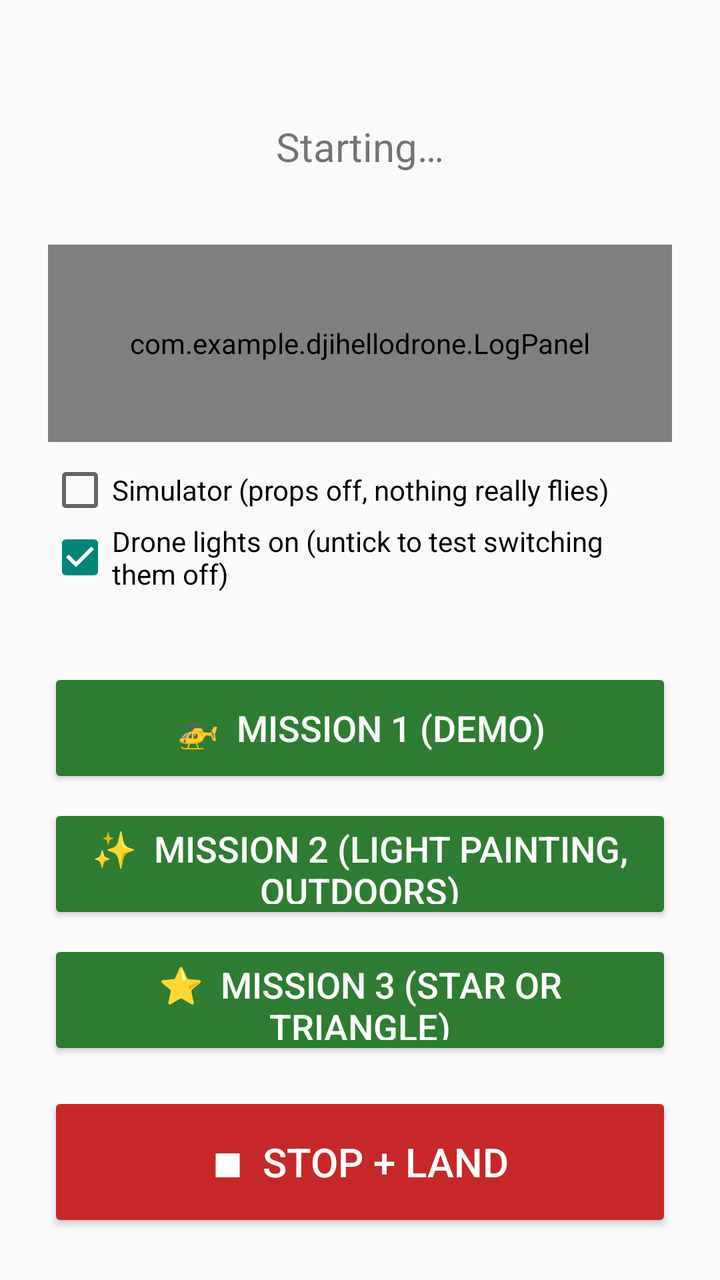
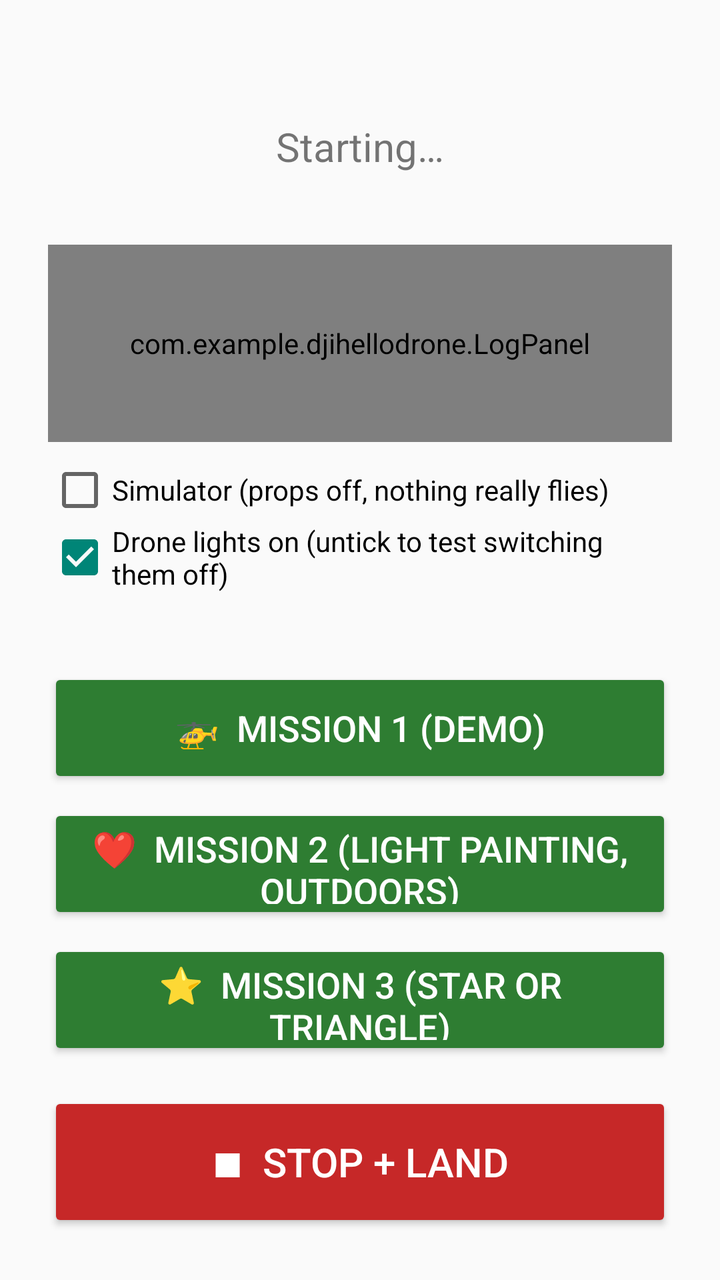

Compare the two renders of this Android layout. The source of the first and the diff that turns it into the second are given below.
<!-- AndroidManifest.xml: application theme android:Theme.Material.Light -->
<!-- res/layout/activity_main.xml -->
<?xml version="1.0" encoding="utf-8"?>
<LinearLayout xmlns:android="http://schemas.android.com/apk/res/android"
    android:layout_width="match_parent"
    android:layout_height="match_parent"
    android:orientation="vertical"
    android:padding="24dp"
    android:gravity="center_horizontal">

    <TextView
        android:id="@+id/statusText"
        android:layout_width="match_parent"
        android:layout_height="0dp"
        android:layout_weight="1"
        android:gravity="center"
        android:textSize="20sp"
        android:text="Starting…" />

    <com.example.djihellodrone.LogPanel
        android:id="@+id/logPanel"
        android:layout_width="match_parent"
        android:layout_height="0dp"
        android:layout_weight="1"
        android:layout_marginBottom="8dp"
        android:background="#ECEFF1" />

    <CheckBox
        android:id="@+id/simulatorCheck"
        android:layout_width="match_parent"
        android:layout_height="wrap_content"
        android:text="Simulator (props off, nothing really flies)" />

    <CheckBox
        android:id="@+id/lightsCheck"
        android:layout_width="match_parent"
        android:layout_height="wrap_content"
        android:layout_marginBottom="8dp"
        android:checked="true"
        android:text="Drone lights on (untick to test switching them off)" />

    
    <TextView
        android:id="@+id/hintText"
        android:layout_width="match_parent"
        android:layout_height="wrap_content"
        android:layout_marginBottom="8dp"
        android:gravity="center"
        android:textSize="16sp"
        android:textStyle="bold" />

    <Button
        android:id="@+id/mission1Button"
        android:layout_width="match_parent"
        android:layout_height="60dp"
        android:layout_marginBottom="8dp"
        android:backgroundTint="@color/mission_button_bg"
        android:textColor="@color/mission_button_text"
        android:textSize="18sp"
        android:text="🚁  Mission 1 (demo)" />

    <Button
        android:id="@+id/mission2Button"
        android:layout_width="match_parent"
        android:layout_height="60dp"
        android:layout_marginBottom="8dp"
        android:backgroundTint="@color/mission_button_bg"
        android:textColor="@color/mission_button_text"
        android:textSize="18sp"
        android:text="✨  Mission 2 (light painting, outdoors)" />

    <Button
        android:id="@+id/mission3Button"
        android:layout_width="match_parent"
        android:layout_height="60dp"
        android:layout_marginBottom="16dp"
        android:backgroundTint="@color/mission_button_bg"
        android:textColor="@color/mission_button_text"
        android:textSize="18sp"
        android:text="⭐  Mission 3 (star or triangle)" />

    <Button
        android:id="@+id/stopButton"
        android:layout_width="match_parent"
        android:layout_height="70dp"
        android:backgroundTint="#C62828"
        android:textColor="#FFFFFF"
        android:textSize="20sp"
        android:text="■  STOP + LAND" />
</LinearLayout>
<!-- resources referenced by this layout -->
<resources>

</resources>

<!-- the commit's change to res/layout/activity_main.xml (unified diff, before → after) -->
@@ -65,7 +65,7 @@
         android:backgroundTint="@color/mission_button_bg"
         android:textColor="@color/mission_button_text"
         android:textSize="18sp"
-        android:text="✨  Mission 2 (light painting, outdoors)" />
+        android:text="❤️  Mission 2 (light painting, outdoors)" />
 
     <Button
         android:id="@+id/mission3Button"
